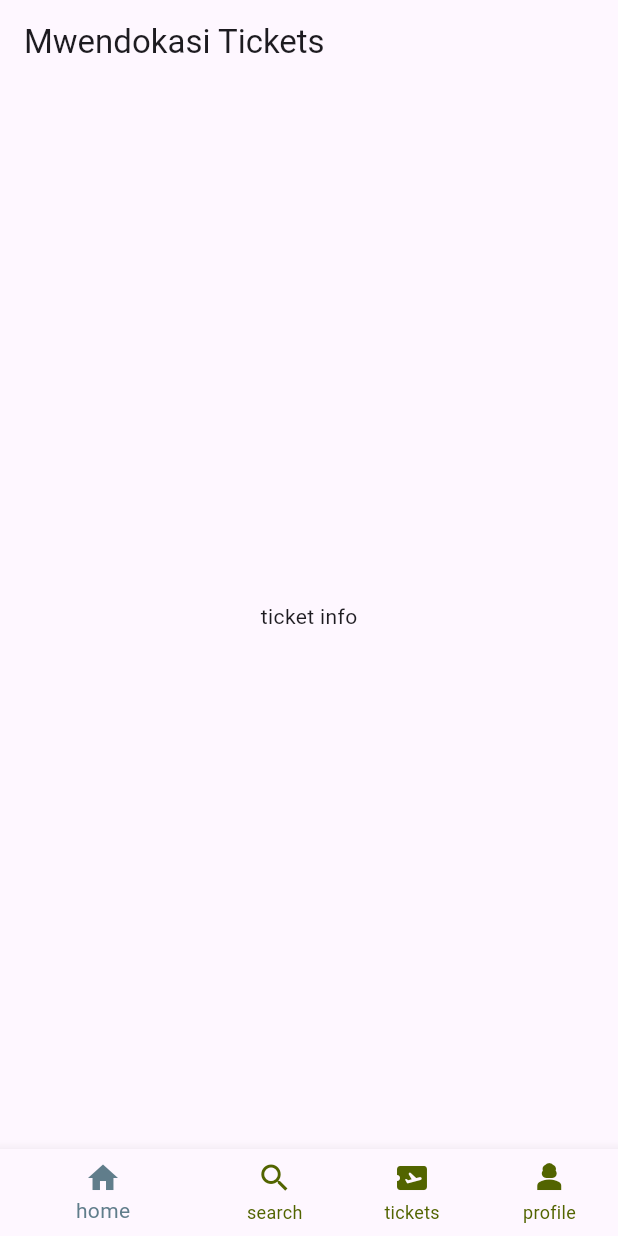
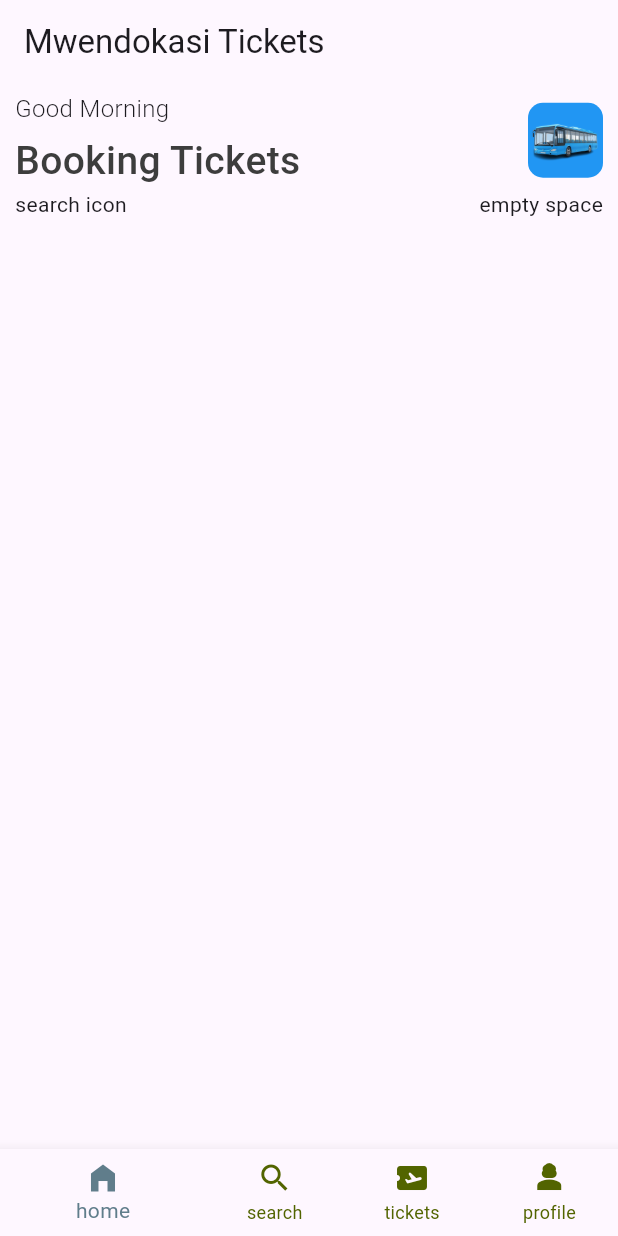
Before and after one commit to jiwenda/ticket_app, a Flutter app: the screen it shows after launch, on a phone screen of 412 x 824 dp. Run offline on Flutter 3.47's test engine with Material 3 defaults, Android fonts, the phone set to English and light mode, and no system bars.

Commit message:
add some file into my projects

```diff
--- a/lib/base/bottom_nav_bar.dart
+++ b/lib/base/bottom_nav_bar.dart
@@ -1,4 +1,5 @@
 import 'package:flutter/material.dart';
+import 'package:ticket_app/screens/home_screen_page.dart';
 
 class BottomNavBar extends StatefulWidget {
   const BottomNavBar({super.key});
@@ -8,6 +9,23 @@ class BottomNavBar extends StatefulWidget {
 }
 
 class _BottomNavBarState extends State<BottomNavBar> {
+  final appScreen = [
+    HomeScreenPage(), //home page screen,
+    Text("Search"),
+    Text("Tickets"),
+    Text("Profile"),
+  ];
+
+  //variable and function
+
+  var selecterdItem = 0;
+
+  void onTappedItem(int index) {
+    setState(() {
+      selecterdItem = index;
+    });
+  }
+
   @override
   Widget build(BuildContext context) {
     return Scaffold(
@@ -15,20 +33,32 @@ class _BottomNavBarState extends State<BottomNavBar> {
         title: Text("Mwendokasi Tickets"),
       ),
       body: Center(
-        child: Text("ticket info"),
+        child: appScreen[selecterdItem],
       ),
       bottomNavigationBar: BottomNavigationBar(
+          currentIndex: selecterdItem,
+          onTap: onTappedItem,
           selectedItemColor: Colors.blueGrey,
           unselectedItemColor: Color(0xFF526400),
           // showSelectedLabels: false,
           showUnselectedLabels: true,
           items: [
-            BottomNavigationBarItem(icon: Icon(Icons.home), label: "home"),
-            BottomNavigationBarItem(icon: Icon(Icons.search), label: "search"),
             BottomNavigationBarItem(
-                icon: Icon(Icons.airplane_ticket_rounded), label: "tickets"),
+                icon: Icon(Icons.home),
+                activeIcon: Icon(Icons.home_filled),
+                label: "home"),
             BottomNavigationBarItem(
-                icon: Icon(Icons.person_3_sharp), label: "profile"),
+                icon: Icon(Icons.search),
+                activeIcon: Icon(Icons.search),
+                label: "search"),
+            BottomNavigationBarItem(
+                icon: Icon(Icons.airplane_ticket_rounded),
+                activeIcon: Icon(Icons.airplane_ticket),
+                label: "tickets"),
+            BottomNavigationBarItem(
+                icon: Icon(Icons.person_3_sharp),
+                activeIcon: Icon(Icons.person_2_rounded),
+                label: "profile"),
           ]),
     );
   }
--- /dev/null
+++ b/lib/base/res/style/app_style.dart
@@ -0,0 +1,16 @@
+import 'package:flutter/material.dart';
+
+Color primary = Color(0xFF687daf);
+
+class AppStyle {
+  static Color primaryColor = primary;
+  static Color textColor = Color(0xff3d3d3d);
+
+  static TextStyle headingText1 =
+      TextStyle(fontSize: 26, fontWeight: FontWeight.w500, color: textColor);
+
+  static TextStyle headingText3 = TextStyle(
+    fontSize: 16,
+    fontWeight: FontWeight.w300,
+  );
+}
--- /dev/null
+++ b/lib/screens/home_screen_page.dart
@@ -0,0 +1,57 @@
+import 'package:flutter/material.dart';
+import 'package:ticket_app/base/res/style/app_style.dart';
+
+class HomeScreenPage extends StatelessWidget {
+  const HomeScreenPage({super.key});
+
+  @override
+  Widget build(BuildContext context) {
+    return Scaffold(
+      body: ListView(
+        children: [
+          Container(
+            padding: EdgeInsets.symmetric(horizontal: 10, vertical: 5),
+            child: Column(
+              children: [
+                Row(
+                  mainAxisAlignment: MainAxisAlignment.spaceBetween,
+                  children: [
+                    Column(
+                      crossAxisAlignment: CrossAxisAlignment.start,
+                      children: [
+                        Text(
+                          "Good Morning",
+                          style: AppStyle.headingText3,
+                        ),
+                        SizedBox(
+                          height: 5,
+                        ),
+                        Text("Booking Tickets", style: AppStyle.headingText1),
+                      ],
+                    ),
+                    Container(
+                      width: 50,
+                      height: 50,
+                      decoration: BoxDecoration(
+                          image: DecorationImage(
+                              image: AssetImage("assets/images/log.png")),
+                          color: Colors.blue,
+                          borderRadius: BorderRadius.circular(10)),
+                    ),
+                  ],
+                ),
+                Row(
+                  mainAxisAlignment: MainAxisAlignment.spaceBetween,
+                  children: [
+                    Text("search icon"),
+                    Text("empty space"),
+                  ],
+                ),
+              ],
+            ),
+          )
+        ],
+      ),
+    );
+  }
+}
--- a/pubspec.yaml
+++ b/pubspec.yaml
@@ -34,6 +34,7 @@ dependencies:
   # The following adds the Cupertino Icons font to your application.
   # Use with the CupertinoIcons class for iOS style icons.
   cupertino_icons: ^1.0.8
+  fluentui_icons: ^1.0.0
 
 dev_dependencies:
   flutter_test:
@@ -61,6 +62,8 @@ flutter:
   # assets:
   #   - images/a_dot_burr.jpeg
   #   - images/a_dot_ham.jpeg
+  assets:
+    - assets/images
 
   # An image asset can refer to one or more resolution-specific "variants", see
   # https://flutter.dev/to/resolution-aware-images
```
Also changed, not shown: assets/images/log.png (added), pubspec.lock.
